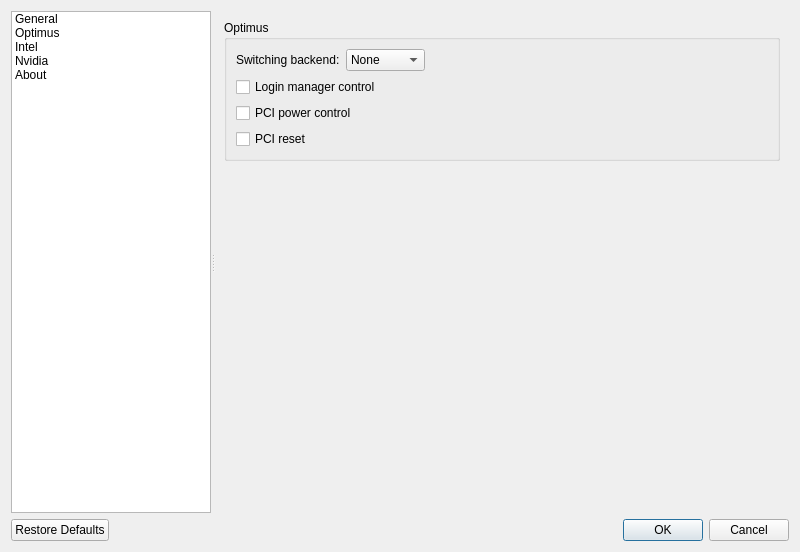
Qt form src/settingsdialog.ui (Shatur/optimus-manager-qt) before a commit.
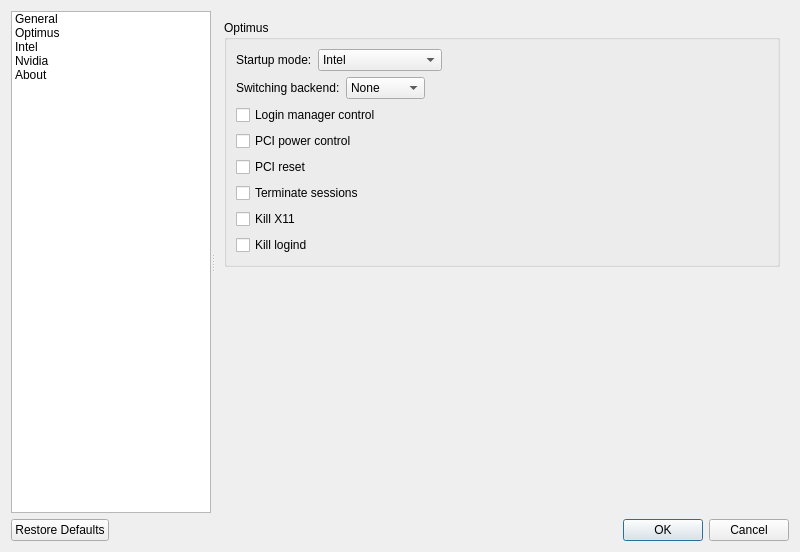
The same form after that commit. The open tabs and pages were chosen to show the change. Icons and pictures are not drawn.

Commit message: Add new options to settings terminate_sessions, kill_x11 and kill_logind

The edit to the form file:
```diff
--- a/src/settingsdialog.ui
+++ b/src/settingsdialog.ui
@@ -271,7 +271,65 @@
           <property name="title">
            <string notr="true">Optimus</string>
           </property>
-          <layout class="QVBoxLayout" name="verticalLayout_4">
+          <layout class="QVBoxLayout" name="verticalLayout">
+           <item>
+            <layout class="QHBoxLayout" name="startupModeLayout">
+             <item>
+              <widget class="QLabel" name="startupModeLabel">
+               <property name="toolTip">
+                <string>&lt;html&gt;&lt;head/&gt;&lt;body&gt;&lt;p&gt;Module used for power switching&lt;/p&gt;&lt;p&gt;If you select &amp;quot;None&amp;quot;, no power switching will be done at all (the Nvidia GPU will stay powered at all times)&lt;/p&gt;&lt;p&gt;If you use bbswitch, you will not be able to use video outputs attached to your Nvidia GPU in Intel mode&lt;/p&gt;&lt;p&gt;To use the bbswitch mode, the bbswitch module must be installed for your current kernel&lt;/p&gt;&lt;p&gt;You can install it for the default kernel with &amp;quot;pacman -S bbswitch&amp;quot;&lt;/p&gt;&lt;/body&gt;&lt;/html&gt;</string>
+               </property>
+               <property name="text">
+                <string>Startup mode:</string>
+               </property>
+              </widget>
+             </item>
+             <item>
+              <widget class="QComboBox" name="startupModeComboBox">
+               <item>
+                <property name="text">
+                 <string notr="true">Intel</string>
+                </property>
+                <property name="icon">
+                 <iconset theme="cpu">
+                  <normaloff>.</normaloff>.</iconset>
+                </property>
+               </item>
+               <item>
+                <property name="text">
+                 <string notr="true">Nvidia</string>
+                </property>
+                <property name="icon">
+                 <iconset theme="nvidia">
+                  <normaloff>.</normaloff>.</iconset>
+                </property>
+               </item>
+               <item>
+                <property name="text">
+                 <string>Nvidia (one boot)</string>
+                </property>
+                <property name="icon">
+                 <iconset theme="nvidia">
+                  <normaloff>.</normaloff>.</iconset>
+                </property>
+               </item>
+              </widget>
+             </item>
+             <item>
+              <spacer name="startupModeSpacer">
+               <property name="orientation">
+                <enum>Qt::Horizontal</enum>
+               </property>
+               <property name="sizeHint" stdset="0">
+                <size>
+                 <width>40</width>
+                 <height>20</height>
+                </size>
+               </property>
+              </spacer>
+             </item>
+            </layout>
+           </item>
            <item>
             <layout class="QHBoxLayout" name="switchingBackendLayout">
              <item>
@@ -348,6 +406,36 @@
              </property>
             </widget>
            </item>
+           <item>
+            <widget class="QCheckBox" name="terminateSessionsCheckBox">
+             <property name="toolTip">
+              <string>&lt;html&gt;&lt;head/&gt;&lt;body&gt;&lt;p&gt;Whether or not to manually terminate logind sessions when switching GPUs&lt;/p&gt;&lt;/body&gt;&lt;/html&gt;</string>
+             </property>
+             <property name="text">
+              <string>Terminate sessions</string>
+             </property>
+            </widget>
+           </item>
+           <item>
+            <widget class="QCheckBox" name="killX11CheckBox">
+             <property name="toolTip">
+              <string>&lt;html&gt;&lt;head/&gt;&lt;body&gt;&lt;p&gt;Whether or not to manually kill X11 servers when switching GPUs&lt;/p&gt;&lt;/body&gt;&lt;/html&gt;</string>
+             </property>
+             <property name="text">
+              <string>Kill X11</string>
+             </property>
+            </widget>
+           </item>
+           <item>
+            <widget class="QCheckBox" name="killLogindCheckBox">
+             <property name="toolTip">
+              <string>&lt;html&gt;&lt;head/&gt;&lt;body&gt;&lt;p&gt;Whether or not to manually kill logind when switching GPUs&lt;/p&gt;&lt;/body&gt;&lt;/html&gt;</string>
+             </property>
+             <property name="text">
+              <string>Kill logind</string>
+             </property>
+            </widget>
+           </item>
           </layout>
          </widget>
         </item>
```
The commit also changes 6 other files.
